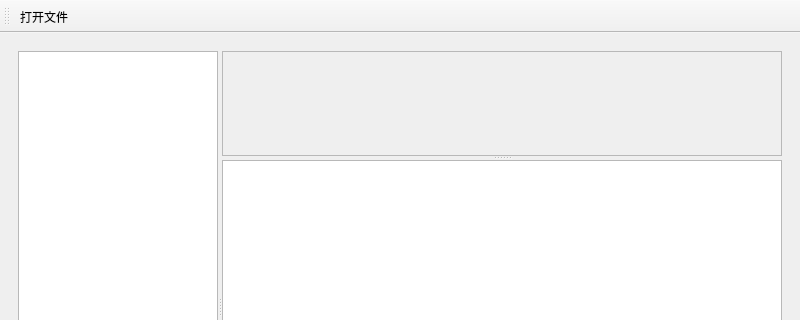
First picture: the form in ui/reader.ui, repository izerui/pp-ocr, before the edit; both pictures show x 0 to 800 and y 0 to 320 of the 800 by 600 pixel window.
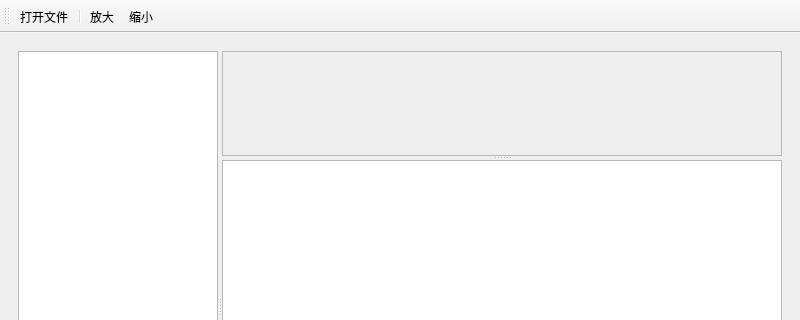
Second picture: the form after the edit. Icons and pictures are not drawn. Custom widgets are drawn as their Qt base class.

What changed in the file:
```diff
--- a/ui/reader.ui
+++ b/ui/reader.ui
@@ -124,6 +124,9 @@
     <bool>false</bool>
    </attribute>
    <addaction name="openFileAction"/>
+   <addaction name="separator"/>
+   <addaction name="largeAction"/>
+   <addaction name="smallAction"/>
   </widget>
   <action name="openFileAction">
    <property name="icon">
@@ -146,6 +149,27 @@
     <string>开始识别</string>
    </property>
   </action>
+  <action name="largeAction">
+   <property name="icon">
+    <iconset resource="../images.qrc">
+     <normaloff>:/logo/logo/large.png</normaloff>:/logo/logo/large.png</iconset>
+   </property>
+   <property name="text">
+    <string>放大</string>
+   </property>
+  </action>
+  <action name="smallAction">
+   <property name="icon">
+    <iconset resource="../images.qrc">
+     <normaloff>:/logo/logo/small.png</normaloff>:/logo/logo/small.png</iconset>
+   </property>
+   <property name="text">
+    <string>缩小</string>
+   </property>
+   <property name="toolTip">
+    <string>缩小</string>
+   </property>
+  </action>
  </widget>
  <customwidgets>
   <customwidget>
```
